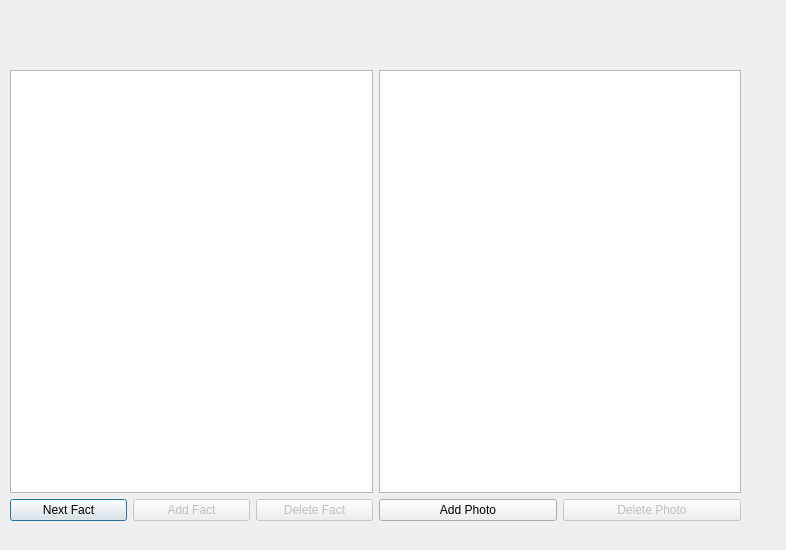
Old version of the form VLN1-H32/moreinfo.ui in the repository Kristian15/VLN1-Hopur32.
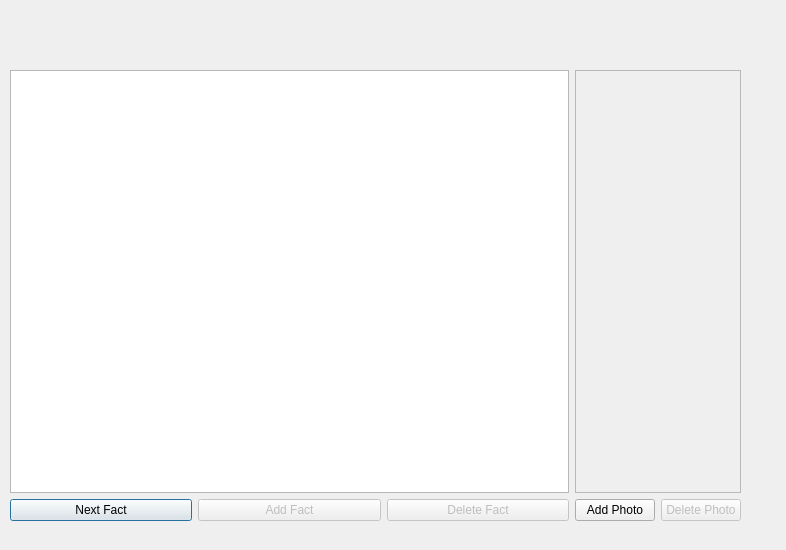
New version of the form.

```diff
--- a/VLN1-H32/moreinfo.ui
+++ b/VLN1-H32/moreinfo.ui
@@ -76,10 +76,29 @@
     <item>
      <layout class="QVBoxLayout" name="verticalLayout">
       <item>
-       <widget class="QGraphicsView" name="graphicsView_image"/>
+       <widget class="QLabel" name="image">
+        <property name="sizePolicy">
+         <sizepolicy hsizetype="Preferred" vsizetype="MinimumExpanding">
+          <horstretch>0</horstretch>
+          <verstretch>0</verstretch>
+         </sizepolicy>
+        </property>
+        <property name="frameShape">
+         <enum>QFrame::StyledPanel</enum>
+        </property>
+        <property name="text">
+         <string/>
+        </property>
+        <property name="scaledContents">
+         <bool>true</bool>
+        </property>
+       </widget>
       </item>
       <item>
        <layout class="QHBoxLayout" name="horizontalLayout_3">
+        <property name="sizeConstraint">
+         <enum>QLayout::SetDefaultConstraint</enum>
+        </property>
         <item>
          <widget class="QPushButton" name="button_addPhoto">
           <property name="text">
```
